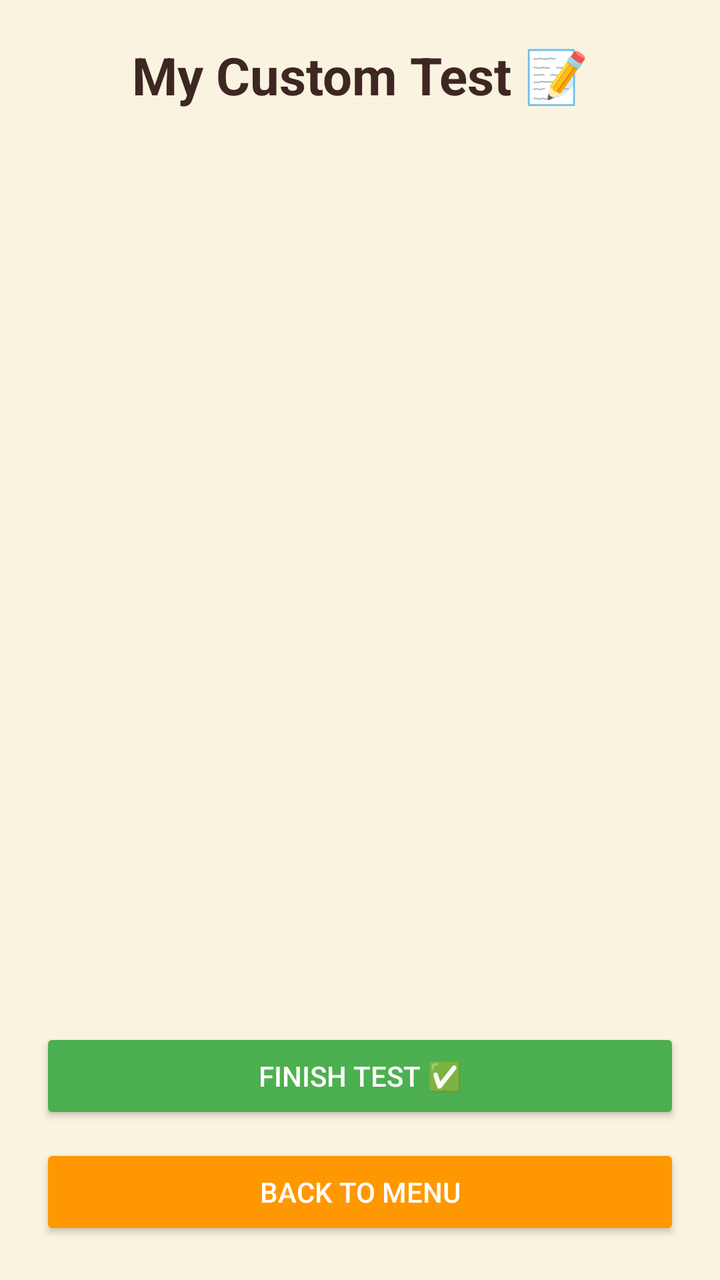
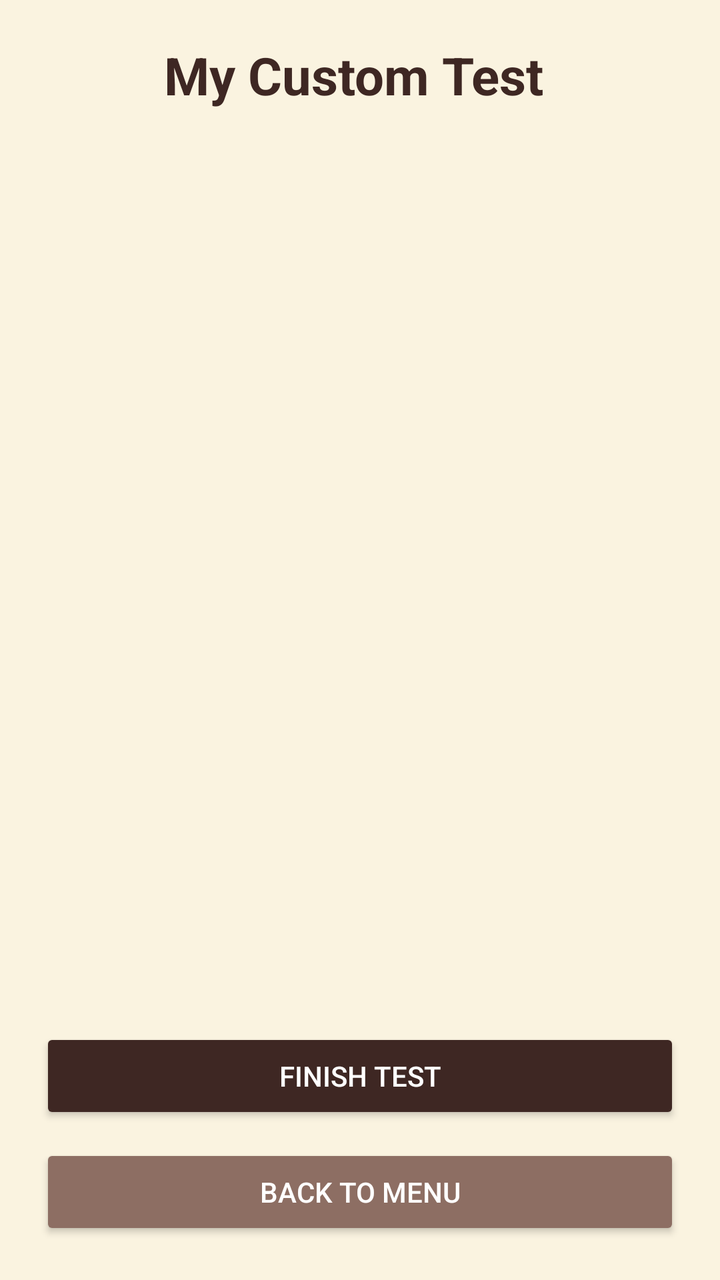

Before-and-after screenshots of an Android layout around one commit, followed by the original layout XML and the change that was made.
<!-- AndroidManifest.xml: application theme Theme.OlympMathMentor -->
<!-- res/layout/activity_custom_test.xml -->
<?xml version="1.0" encoding="utf-8"?>
<LinearLayout xmlns:android="http://schemas.android.com/apk/res/android"
    android:layout_width="match_parent"
    android:layout_height="match_parent"
    android:orientation="vertical"
    android:padding="20dp"
    android:background="#FAF3E0"> 

    
    <TextView
        android:layout_width="match_parent"
        android:layout_height="wrap_content"
        android:text="My Custom Test 📝"
        android:textSize="26sp"
        android:textStyle="bold"
        android:textColor="#3E2723"
        android:gravity="center"
        android:layout_marginBottom="20dp"/>

    
    <ScrollView
        android:layout_width="match_parent"
        android:layout_height="0dp"
        android:layout_weight="1">

        <LinearLayout
            android:id="@+id/questionsContainer"
            android:layout_width="match_parent"
            android:layout_height="wrap_content"
            android:orientation="vertical" />
    </ScrollView>

    
    <LinearLayout
        android:id="@+id/resultLayout"
        android:layout_width="match_parent"
        android:layout_height="wrap_content"
        android:orientation="vertical"
        android:gravity="center"
        android:visibility="gone"
        android:padding="20dp"
        android:background="@drawable/rounded_header_bg"
        android:layout_marginBottom="16dp">

        <TextView
            android:id="@+id/tvScore"
            android:layout_width="wrap_content"
            android:layout_height="wrap_content"
            android:text="Score: 0 / 0"
            android:textSize="22sp"
            android:textStyle="bold"
            android:textColor="#3E2723"/>

        <TextView
            android:id="@+id/tvFeedback"
            android:layout_width="wrap_content"
            android:layout_height="wrap_content"
            android:text="Result message"
            android:textSize="16sp"
            android:gravity="center"
            android:layout_marginTop="8dp"/>
    </LinearLayout>

    
    <androidx.appcompat.widget.AppCompatButton
        android:id="@+id/btnFinish"
        android:layout_width="match_parent"
        android:layout_height="wrap_content"
        android:text="Finish Test ✅"
        android:textColor="#FFFFFF"
        android:backgroundTint="#4CAF50"
        android:layout_marginBottom="10dp"/>

    <androidx.appcompat.widget.AppCompatButton
        android:id="@+id/btnBack"
        android:layout_width="match_parent"
        android:layout_height="wrap_content"
        android:text="Back to Menu"
        android:textColor="#FFFFFF"
        android:backgroundTint="#FF9800"/>

</LinearLayout>
<!-- resources referenced by this layout -->
<resources>
  <!-- drawable rounded_header_bg (drawable) -->
  <?xml version="1.0" encoding="utf-8"?>
  <shape xmlns:android="http://schemas.android.com/apk/res/android"
      android:shape="rectangle">
  
      <solid android:color="#FDFBF7" />
  
      <corners android:radius="16dp" />
  
      <stroke
          android:width="1dp"
          android:color="#EFEBE5" />
  
  </shape>
  <style name="Theme.OlympMathMentor" parent="Base.Theme.OlympMathMentor" />
  <style name="Base.Theme.OlympMathMentor" parent="Theme.Material3.DayNight.NoActionBar">
          
          
      </style>
</resources>

<!-- the commit's change to res/layout/activity_custom_test.xml (unified diff, before → after) -->
@@ -4,20 +4,18 @@
     android:layout_height="match_parent"
     android:orientation="vertical"
     android:padding="20dp"
-    android:background="#FAF3E0"> 
-
-    
+    android:background="#FAF3E0">
     <TextView
         android:layout_width="match_parent"
         android:layout_height="wrap_content"
-        android:text="My Custom Test 📝"
+        android:text="My Custom Test "
         android:textSize="26sp"
         android:textStyle="bold"
         android:textColor="#3E2723"
         android:gravity="center"
         android:layout_marginBottom="20dp"/>
 
-    
+
     <ScrollView
         android:layout_width="match_parent"
         android:layout_height="0dp"
@@ -30,7 +28,7 @@
             android:orientation="vertical" />
     </ScrollView>
 
-    
+
     <LinearLayout
         android:id="@+id/resultLayout"
         android:layout_width="match_parent"
@@ -61,14 +59,13 @@
             android:layout_marginTop="8dp"/>
     </LinearLayout>
 
-    
     <androidx.appcompat.widget.AppCompatButton
         android:id="@+id/btnFinish"
         android:layout_width="match_parent"
         android:layout_height="wrap_content"
-        android:text="Finish Test ✅"
+        android:text="Finish Test"
         android:textColor="#FFFFFF"
-        android:backgroundTint="#4CAF50"
+        android:backgroundTint="@color/deep_brown"
         android:layout_marginBottom="10dp"/>
 
     <androidx.appcompat.widget.AppCompatButton
@@ -77,6 +74,6 @@
         android:layout_height="wrap_content"
         android:text="Back to Menu"
         android:textColor="#FFFFFF"
-        android:backgroundTint="#FF9800"/>
+        android:backgroundTint="@color/accent_tan"/>
 
 </LinearLayout>
<!-- resource entries referenced after the edit -->
@@ -1,5 +1,7 @@
 <!-- resources referenced by this layout -->
 <resources>
+  <color name="accent_tan">#8D6E63</color>
+  <color name="deep_brown">#3E2723</color>
   <!-- drawable rounded_header_bg (drawable) -->
   <?xml version="1.0" encoding="utf-8"?>
   <shape xmlns:android="http://schemas.android.com/apk/res/android"
